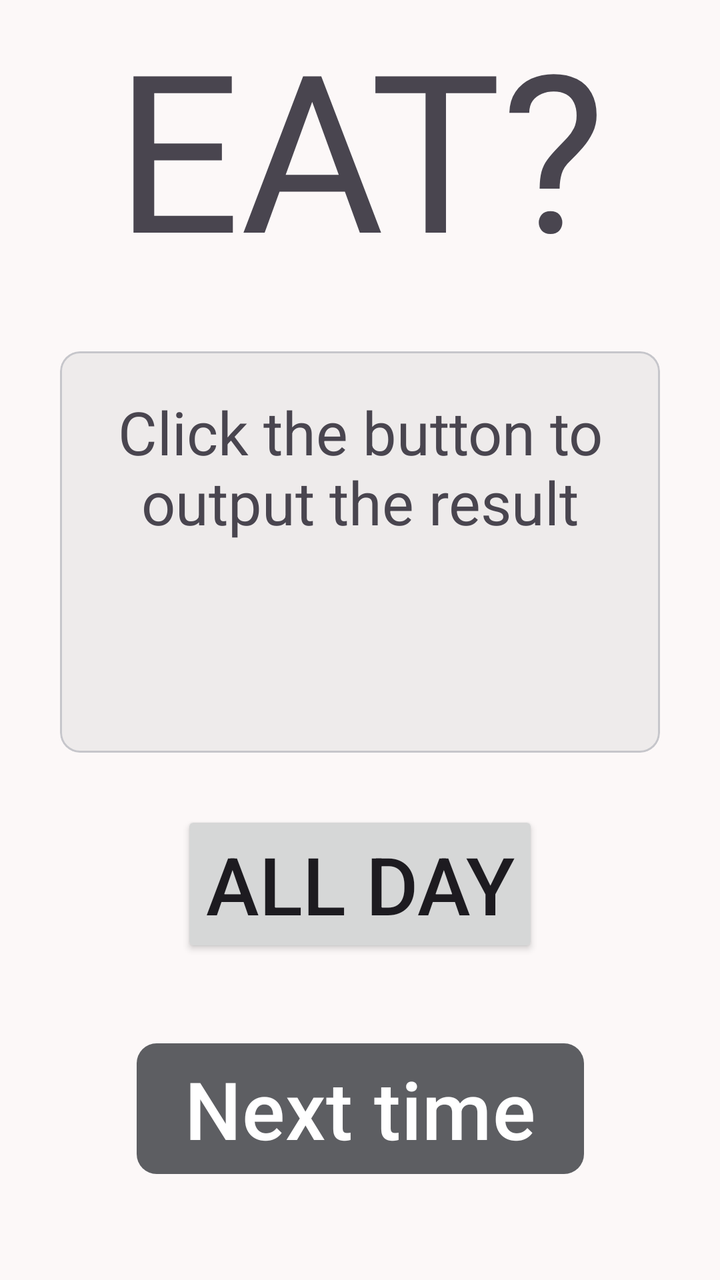
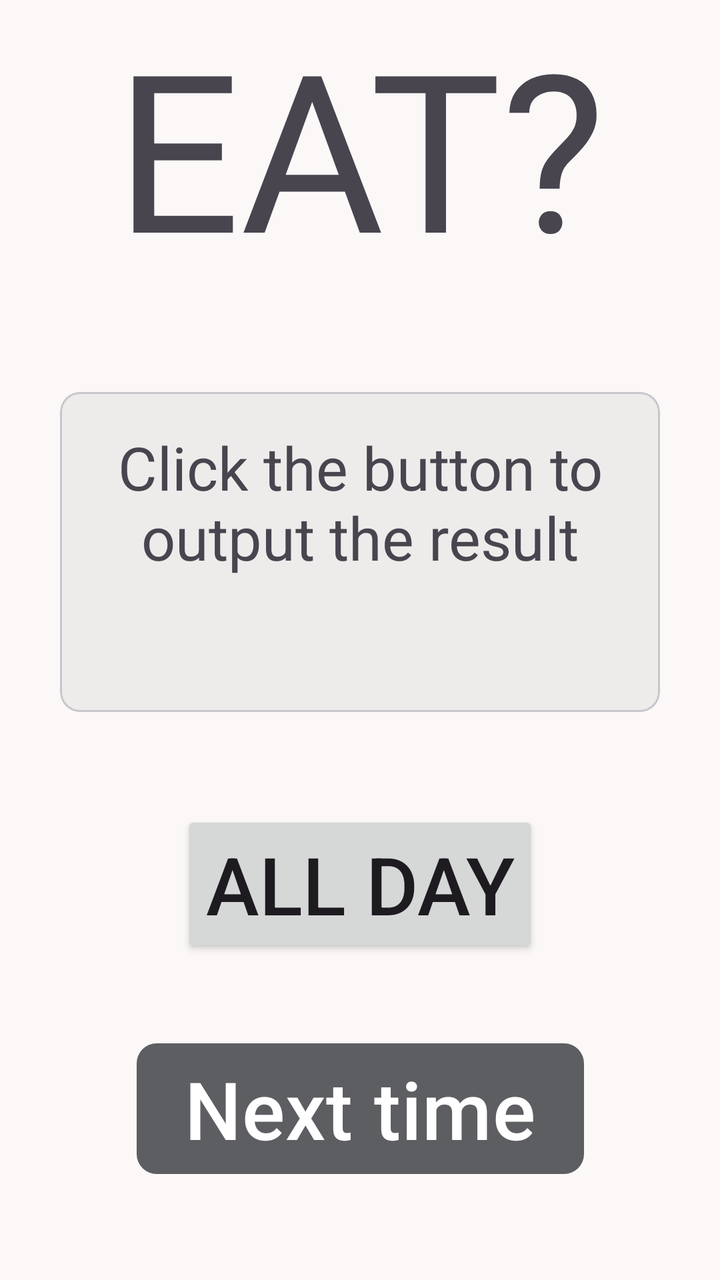

Before-and-after screenshots of an Android layout around one commit, followed by the original layout XML and the change that was made.
<!-- AndroidManifest.xml: application theme Theme.TodayToEat -->
<!-- res/layout/fragment_main.xml -->
<?xml version="1.0" encoding="utf-8"?>
<FrameLayout xmlns:android="http://schemas.android.com/apk/res/android"
    xmlns:tools="http://schemas.android.com/tools"
    android:layout_width="match_parent"
    android:layout_height="match_parent"
    xmlns:app="http://schemas.android.com/apk/res-auto"
    tools:context=".fragment.MainFragment">

    <androidx.constraintlayout.widget.ConstraintLayout
        android:id="@+id/top_root_layout"
        android:layout_width="match_parent"
        android:layout_height="match_parent"
        android:layout_marginTop="@dimen/_30sdp">

        <TextView
            android:id="@+id/title"
            android:layout_width="wrap_content"
            android:layout_height="wrap_content"
            android:gravity="center"
            android:text="@string/title"
            android:textSize="110sp"
            app:layout_constraintEnd_toEndOf="parent"
            app:layout_constraintStart_toStartOf="parent"
            app:layout_constraintTop_toTopOf="parent" />


        
        <com.google.android.material.card.MaterialCardView
            android:id="@+id/card_text"
            android:layout_width="match_parent"
            android:layout_height="wrap_content"
            android:minHeight="160dp"
            app:cardCornerRadius="10sp"
            android:layout_margin="30sp"
            app:cardElevation="3sp"
            android:outlineAmbientShadowColor="@android:color/transparent"
            android:outlineSpotShadowColor="@android:color/transparent"
            app:layout_constraintBottom_toTopOf="@+id/btn_all_day"
            app:layout_constraintEnd_toEndOf="parent"
            app:layout_constraintStart_toStartOf="parent"
            app:layout_constraintTop_toBottomOf="@+id/title">

            <androidx.constraintlayout.widget.ConstraintLayout
                android:layout_width="match_parent"
                android:layout_height="match_parent"
                android:orientation="vertical"
                android:layout_margin="10sp">

                
                <TextView
                    android:id="@+id/tv_result_first_line"
                    android:layout_width="0dp"
                    android:layout_height="wrap_content"
                    android:layout_marginTop="10dp"
                    android:layout_marginBottom="10dp"
                    android:gravity="center"
                    android:maxLines="2"
                    android:minLines="2"
                    android:text="@string/result"
                    android:textSize="30sp"
                    app:autoSizeMaxTextSize="30sp"
                    app:autoSizeMinTextSize="14sp"
                    app:autoSizeStepGranularity="1sp"
                    app:autoSizeTextType="uniform"
                    app:layout_constraintBottom_toTopOf="@id/tv_result_second_line"
                    app:layout_constraintEnd_toEndOf="parent"
                    app:layout_constraintStart_toStartOf="parent"
                    app:layout_constraintTop_toTopOf="parent" />

                <TextView
                    android:id="@+id/tv_result_second_line"
                    android:layout_width="0dp"
                    android:layout_height="wrap_content"
                    android:layout_marginBottom="10dp"
                    android:gravity="center"
                    android:maxLines="2"
                    android:minLines="2"
                    android:text=""
                    android:textSize="30sp"
                    app:autoSizeMaxTextSize="30sp"
                    app:autoSizeMinTextSize="14sp"
                    app:autoSizeStepGranularity="1sp"
                    app:autoSizeTextType="uniform"
                    app:layout_constraintBottom_toBottomOf="parent"
                    app:layout_constraintEnd_toEndOf="parent"
                    app:layout_constraintStart_toStartOf="parent"
                    app:layout_constraintTop_toBottomOf="@id/tv_result_first_line" />

            </androidx.constraintlayout.widget.ConstraintLayout>

        </com.google.android.material.card.MaterialCardView>


        
        <Button
            android:id="@+id/btn_all_day"
            android:layout_width="wrap_content"
            android:layout_height="wrap_content"
            android:layout_marginTop="250dp"
            android:layout_marginBottom="30dp"
            android:maxLines="1"
            android:text="@string/all_day"
            android:textSize="40sp"
            app:autoSizeMaxTextSize="40sp"
            app:autoSizeMinTextSize="22sp"
            app:autoSizeStepGranularity="1sp"
            app:autoSizeTextType="uniform"
            app:layout_constraintBottom_toTopOf="@+id/btn_next_time"
            app:layout_constraintEnd_toEndOf="parent"
            app:layout_constraintStart_toStartOf="parent"
            app:layout_constraintTop_toBottomOf="@+id/title"
            app:cornerRadius="10dp"
            android:visibility="visible" />

        <com.google.android.material.button.MaterialButton
            android:id="@+id/btn_next_time"
            android:layout_width="wrap_content"
            android:layout_height="wrap_content"
            android:layout_marginBottom="40dp"
            android:maxLines="1"
            android:text="@string/next_time"
            android:textSize="40sp"
            app:autoSizeMaxTextSize="40sp"
            app:autoSizeMinTextSize="22sp"
            app:autoSizeStepGranularity="1sp"
            app:autoSizeTextType="uniform"
            app:layout_constraintBottom_toBottomOf="parent"
            app:layout_constraintEnd_toEndOf="parent"
            app:layout_constraintStart_toStartOf="parent"
            app:layout_constraintTop_toBottomOf="@+id/btn_all_day"
            app:cornerRadius="10dp"
            android:visibility="visible" />

    </androidx.constraintlayout.widget.ConstraintLayout>

</FrameLayout>
<!-- resources referenced by this layout -->
<resources>
  <string name="all_day">All day</string>
  <string name="next_time">Next time</string>
  <string name="result">Click the button to output the result</string>
  <string name="title">EAT?</string>
  <style name="Theme.TodayToEat" parent="@style/Theme.TodayToEatBase" />
  <color name="md_theme_primary">#5D5E62</color>
  <color name="md_theme_onPrimary">#FFFFFF</color>
  <color name="md_theme_primaryContainer">#949498</color>
  <color name="md_theme_onPrimaryContainer">#2C2D30</color>
  <color name="md_theme_secondary">#5F5E60</color>
  <color name="md_theme_onSecondary">#FFFFFF</color>
  <color name="md_theme_secondaryContainer">#E1DFE0</color>
  <color name="md_theme_onSecondaryContainer">#636264</color>
  <color name="md_theme_tertiary">#635D60</color>
  <color name="md_theme_onTertiary">#FFFFFF</color>
  <color name="md_theme_tertiaryContainer">#9A9296</color>
  <color name="md_theme_onTertiaryContainer">#312B2F</color>
  <color name="md_theme_error">#BA1A1A</color>
  <color name="md_theme_onError">#FFFFFF</color>
  <color name="md_theme_errorContainer">#FFDAD6</color>
  <color name="md_theme_onErrorContainer">#93000A</color>
  <color name="md_theme_background">#FCF8F8</color>
  <color name="md_theme_onBackground">#1C1B1C</color>
  <color name="md_theme_surface">#FCF8F8</color>
  <color name="md_theme_onSurface">#1C1B1C</color>
  <color name="md_theme_surfaceVariant">#E3E2E7</color>
  <color name="md_theme_onSurfaceVariant">#45474A</color>
  <color name="md_theme_outline">#76777B</color>
  <color name="md_theme_outlineVariant">#C6C6CB</color>
  <color name="md_theme_inverseSurface">#313030</color>
  <color name="md_theme_inverseOnSurface">#F4F0F0</color>
  <color name="md_theme_inversePrimary">#C7C6CA</color>
  <color name="md_theme_primaryFixed">#E3E2E6</color>
  <color name="md_theme_onPrimaryFixed">#1A1C1F</color>
  <color name="md_theme_primaryFixedDim">#C7C6CA</color>
  <color name="md_theme_onPrimaryFixedVariant">#46474A</color>
  <color name="md_theme_secondaryFixed">#E4E2E3</color>
  <color name="md_theme_onSecondaryFixed">#1B1B1D</color>
  <color name="md_theme_secondaryFixedDim">#C8C6C7</color>
  <color name="md_theme_onSecondaryFixedVariant">#474648</color>
  <color name="md_theme_tertiaryFixed">#EAE0E4</color>
  <color name="md_theme_onTertiaryFixed">#1F1A1D</color>
  <color name="md_theme_tertiaryFixedDim">#CDC4C8</color>
  <color name="md_theme_onTertiaryFixedVariant">#4B4549</color>
  <color name="md_theme_surfaceDim">#DDD9D9</color>
  <color name="md_theme_surfaceBright">#FCF8F8</color>
  <color name="md_theme_surfaceContainerLowest">#FFFFFF</color>
  <color name="md_theme_surfaceContainerLow">#F7F3F2</color>
  <color name="md_theme_surfaceContainer">#F1EDED</color>
  <color name="md_theme_surfaceContainerHigh">#EBE7E7</color>
  <color name="md_theme_surfaceContainerHighest">#E5E2E1</color>
  <color name="transparent">#00ffffff</color>
  <style name="ThemeOverlay.TodayToEat.MaterialAlertDialog" parent="ThemeOverlay.Material3.MaterialAlertDialog">
          <item name="buttonBarPositiveButtonStyle">@style/Widget.TodayToEat.DialogButton</item>
          <item name="buttonBarNegativeButtonStyle">@style/Widget.TodayToEat.DialogButton</item>
          <item name="buttonBarNeutralButtonStyle">@style/Widget.TodayToEat.DialogButton</item>
      </style>
  <style name="Widget.TodayToEat.DialogButton" parent="Widget.Material3.Button.TextButton.Dialog">
          <item name="android:maxLines">1</item>
          <item name="autoSizeTextType">uniform</item>
          <item name="autoSizeMinTextSize">10sp</item>
          <item name="autoSizeMaxTextSize">14sp</item>
          <item name="autoSizeStepGranularity">1sp</item>
      </style>
  <!-- unchanged entries left out for length: 1 -->
</resources>

<!-- the commit's change to res/layout/fragment_main.xml (unified diff, before → after) -->
@@ -28,8 +28,7 @@
         <com.google.android.material.card.MaterialCardView
             android:id="@+id/card_text"
             android:layout_width="match_parent"
-            android:layout_height="wrap_content"
-            android:minHeight="160dp"
+            android:layout_height="160dp"
             app:cardCornerRadius="10sp"
             android:layout_margin="30sp"
             app:cardElevation="3sp"
@@ -55,7 +54,6 @@
                     android:layout_marginBottom="10dp"
                     android:gravity="center"
                     android:maxLines="2"
-                    android:minLines="2"
                     android:text="@string/result"
                     android:textSize="30sp"
                     app:autoSizeMaxTextSize="30sp"
@@ -74,7 +72,6 @@
                     android:layout_marginBottom="10dp"
                     android:gravity="center"
                     android:maxLines="2"
-                    android:minLines="2"
                     android:text=""
                     android:textSize="30sp"
                     app:autoSizeMaxTextSize="30sp"
